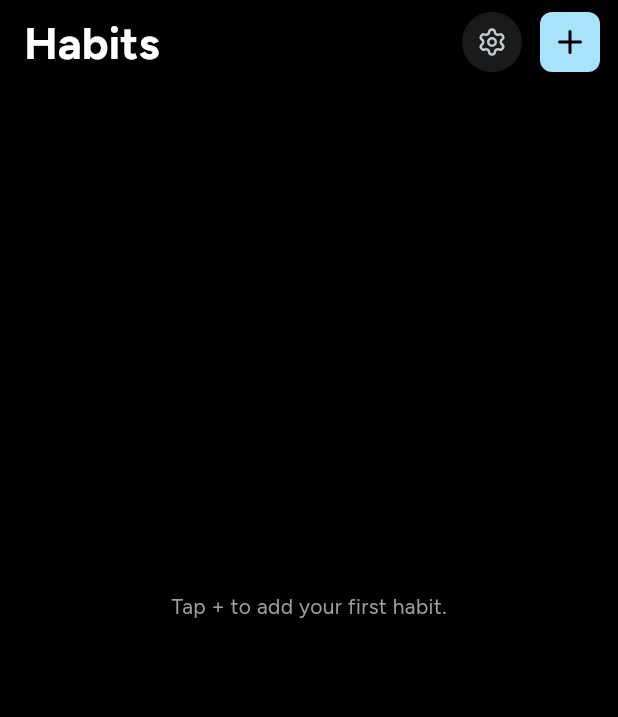
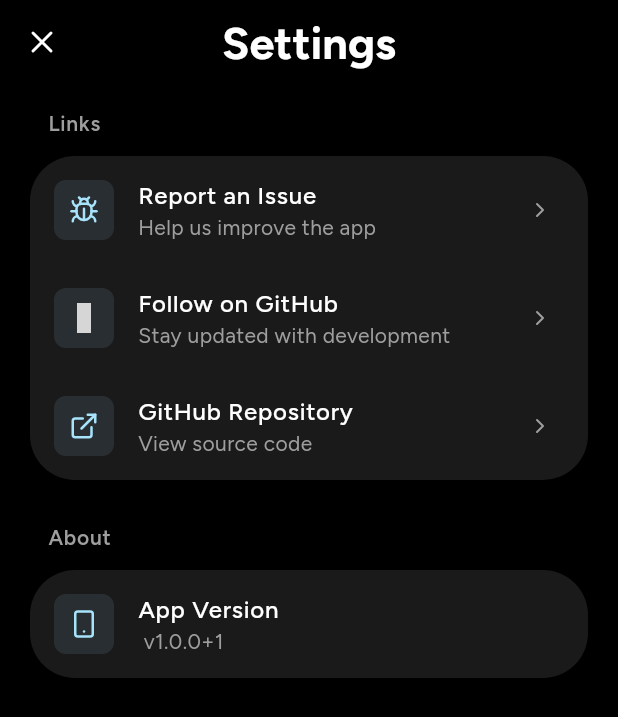
Before and after one commit to tusharonly/norm, a Flutter app: the screen it shows after launch, after a tap on an icon or button, on a phone screen of 412 x 824 dp. Shown: the top 717 px of the screen. Run offline on Flutter 3.47's test engine with Material 3 defaults, Android fonts, the light colour scheme and no system bars; our stand-ins replace hive_flutter, lucide_icons_flutter, package_info_plus; missing offline and left inert: haptic_feedback; accounts and stored records are empty; grey boxes are pictures that could not be loaded.

Commit message:
add: settings page with app version info and external links

```diff
--- a/lib/src/pages/habits_page.dart
+++ b/lib/src/pages/habits_page.dart
@@ -3,6 +3,7 @@
 import 'package:lucide_icons_flutter/lucide_icons.dart';
 import 'package:norm/src/pages/create_habit_page.dart';
 import 'package:norm/src/pages/edit_habit_page.dart';
+import 'package:norm/src/pages/settings_page.dart';
 import 'package:norm/src/providers/habits_provider.dart';
 import 'package:norm/src/router.dart';
 import 'package:norm/src/theme.dart';
@@ -25,6 +26,7 @@
             ),
             onPressed: () {
               AppHaptic.buttonPressed();
+              AppRouter.push(SettingsPage());
             },
             iconSize: 20,
             icon: Icon(LucideIcons.settings),
--- a/lib/src/pages/settings_page.dart
+++ b/lib/src/pages/settings_page.dart
@@ -0,0 +1,217 @@
+import 'package:flutter/material.dart';
+import 'package:lucide_icons_flutter/lucide_icons.dart';
+import 'package:norm/src/router.dart';
+import 'package:norm/src/theme.dart';
+import 'package:norm/src/utils/haptic.dart';
+import 'package:package_info_plus/package_info_plus.dart';
+import 'package:url_launcher/url_launcher_string.dart';
+
+class SettingsPage extends StatefulWidget {
+  const SettingsPage({super.key});
+
+  @override
+  State<SettingsPage> createState() => _SettingsPageState();
+}
+
+class _SettingsPageState extends State<SettingsPage> {
+  PackageInfo? _packageInfo;
+
+  @override
+  void initState() {
+    super.initState();
+    _loadPackageInfo();
+  }
+
+  Future<void> _loadPackageInfo() async {
+    final packageInfo = await PackageInfo.fromPlatform();
+    setState(() {
+      _packageInfo = packageInfo;
+    });
+  }
+
+  @override
+  Widget build(BuildContext context) {
+    return Scaffold(
+      appBar: AppBar(
+        title: Text('Settings'),
+        centerTitle: true,
+        leading: IconButton(
+          icon: Icon(LucideIcons.x, color: Colors.white),
+          onPressed: () {
+            AppHaptic.buttonPressed();
+            AppRouter.pop();
+          },
+        ),
+      ),
+      body: SingleChildScrollView(
+        padding: const EdgeInsets.all(16.0),
+        child: Column(
+          crossAxisAlignment: CrossAxisAlignment.start,
+          children: [
+            // GitHub Group
+            _buildSettingsGroup(
+              title: 'Links',
+              children: [
+                _buildSettingsTile(
+                  icon: LucideIcons.bug,
+                  title: 'Report an Issue',
+                  subtitle: 'Help us improve the app',
+                  onTap: () =>
+                      _launchUrl('https://github.com/tusharonly/Norm/issues'),
+                ),
+                _buildSettingsTile(
+                  icon: LucideIcons.github,
+                  title: 'Follow on GitHub',
+                  subtitle: 'Stay updated with development',
+                  onTap: () => _launchUrl('https://github.com/tusharonly'),
+                ),
+                _buildSettingsTile(
+                  icon: LucideIcons.externalLink,
+                  title: 'GitHub Repository',
+                  subtitle: 'View source code',
+                  onTap: () => _launchUrl('https://github.com/tusharonly/Norm'),
+                ),
+              ],
+            ),
+
+            const SizedBox(height: 24),
+
+            // Version Group
+            _buildSettingsGroup(
+              title: 'About',
+              children: [
+                _buildInfoTile(
+                  icon: LucideIcons.smartphone,
+                  title: 'App Version',
+                  subtitle:
+                      ("${_packageInfo?.packageName} v${_packageInfo?.version}+${_packageInfo?.buildNumber}"),
+                ),
+              ],
+            ),
+          ],
+        ),
+      ),
+    );
+  }
+
+  Widget _buildSettingsGroup({
+    required String title,
+    required List<Widget> children,
+  }) {
+    return Column(
+      crossAxisAlignment: CrossAxisAlignment.start,
+      children: [
+        Padding(
+          padding: const EdgeInsets.only(left: 16.0, bottom: 8.0),
+          child: Text(
+            title,
+            style: TextStyle(
+              fontSize: 14,
+              fontWeight: FontWeight.w600,
+              color: AppColors.secondaryTextColor,
+              letterSpacing: 0.5,
+            ),
+          ),
+        ),
+        Card(
+          clipBehavior: Clip.antiAlias,
+          child: Column(
+            children: children,
+          ),
+        ),
+      ],
+    );
+  }
+
+  Widget _buildSettingsTile({
+    required IconData icon,
+    required String title,
+    required String subtitle,
+    required VoidCallback onTap,
+  }) {
+    return ListTile(
+      leading: Container(
+        width: 40,
+        height: 40,
+        decoration: BoxDecoration(
+          color: AppColors.primaryColor.withOpacity(0.1),
+          borderRadius: BorderRadius.circular(8),
+        ),
+        child: Icon(
+          icon,
+          color: AppColors.primaryColor,
+          size: 20,
+        ),
+      ),
+      title: Text(
+        title,
+        style: TextStyle(
+          fontSize: 16,
+          fontWeight: FontWeight.w500,
+          color: AppColors.primaryTextColor,
+        ),
+      ),
+      subtitle: Text(
+        subtitle,
+        style: TextStyle(
+          fontSize: 14,
+          color: AppColors.secondaryTextColor,
+        ),
+      ),
+      trailing: Icon(
+        LucideIcons.chevronRight,
+        color: AppColors.secondaryTextColor,
+        size: 16,
+      ),
+      onTap: () {
+        AppHaptic.buttonPressed();
+        onTap();
+      },
+    );
+  }
+
+  Widget _buildInfoTile({
+    required IconData icon,
+    required String title,
+    required String subtitle,
+  }) {
+    return ListTile(
+      leading: Container(
+        width: 40,
+        height: 40,
+        decoration: BoxDecoration(
+          color: AppColors.primaryColor.withOpacity(0.1),
+          borderRadius: BorderRadius.circular(8),
+        ),
+        child: Icon(
+          icon,
+          color: AppColors.primaryColor,
+          size: 20,
+        ),
+      ),
+      title: Text(
+        title,
+        style: TextStyle(
+          fontSize: 16,
+          fontWeight: FontWeight.w500,
+          color: AppColors.primaryTextColor,
+        ),
+      ),
+      subtitle: Text(
+        subtitle,
+        style: TextStyle(
+          fontSize: 14,
+          color: AppColors.secondaryTextColor,
+        ),
+      ),
+    );
+  }
+
+  Future<void> _launchUrl(String url) async {
+    try {
+      launchUrlString(url);
+    } catch (e) {
+      // Handle error silently or show a snackbar
+    }
+  }
+}
--- a/pubspec.yaml
+++ b/pubspec.yaml
@@ -15,7 +15,9 @@
   hive_flutter: ^1.1.0
   intl: ^0.20.2
   lucide_icons_flutter: ^3.1.1
+  package_info_plus: ^8.0.2
   provider: ^6.1.5+1
+  url_launcher: ^6.3.1
   uuid: ^4.5.1
 
 dev_dependencies:
```
Also changed, not shown: pubspec.lock.
